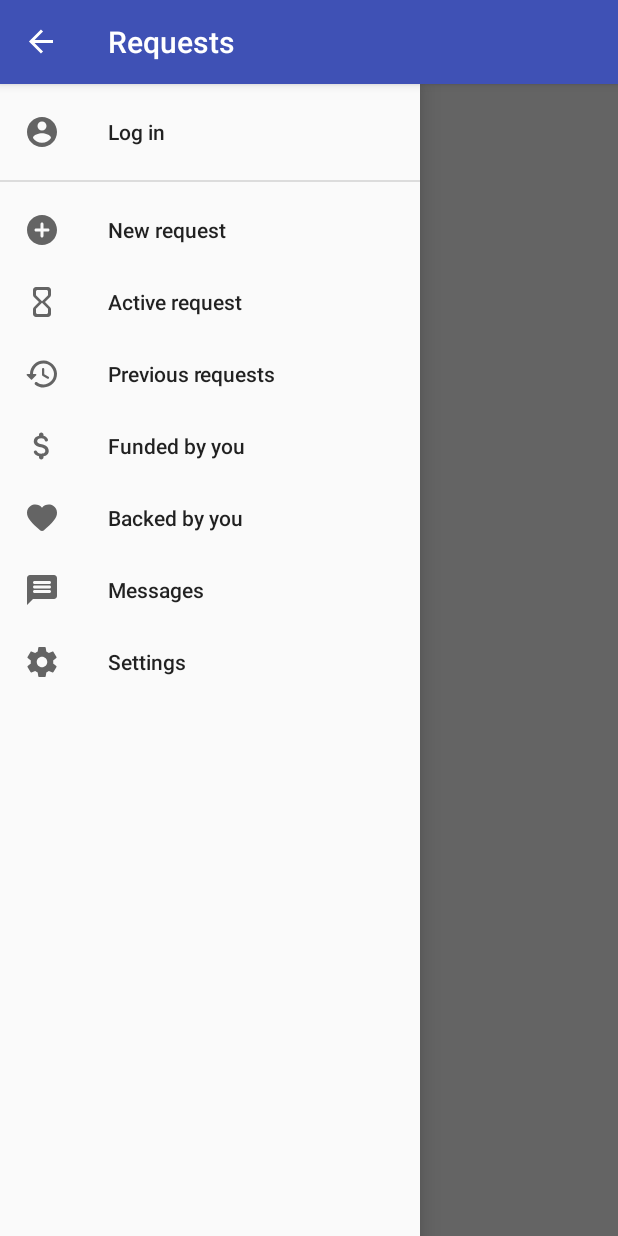
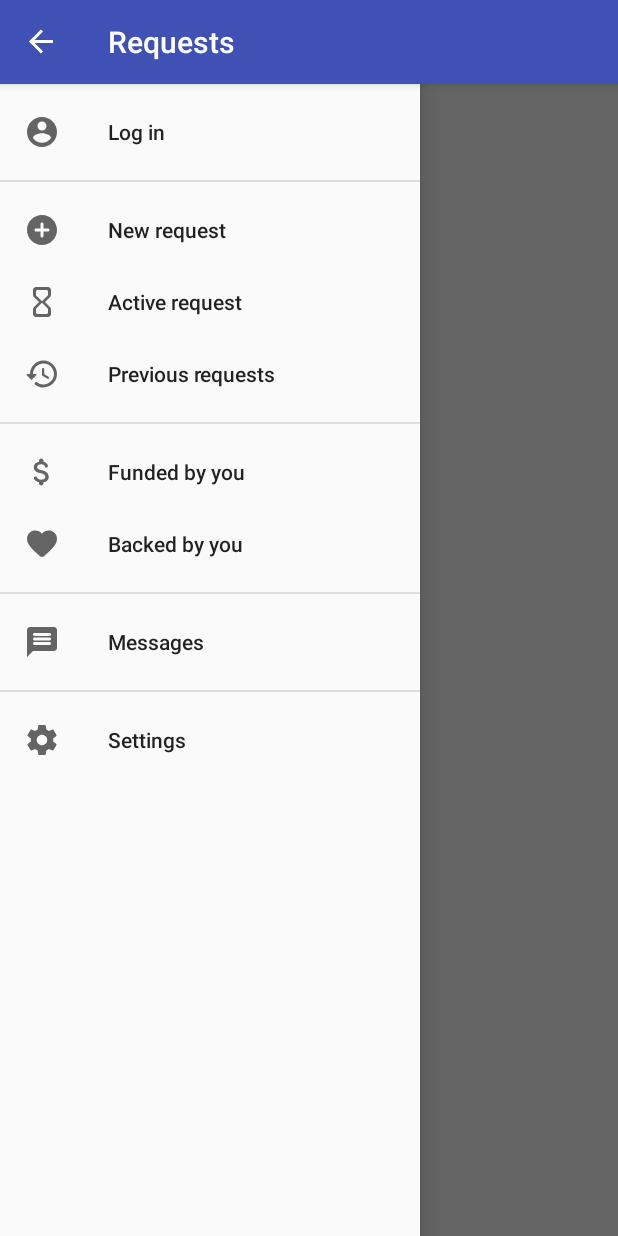
Before and after one commit to nouman0320/SMD-SEEKERS, an Android app: the screen it shows after launch (MainActivity), with the side drawer open, on a phone screen of 412 x 824 dp. Run offline under Robolectric (Android 15) with nearby library versions, the phone set to English and light mode, and no system bars.

```diff
--- a/app/src/main/res/menu/navigation_menu.xml
+++ b/app/src/main/res/menu/navigation_menu.xml
@@ -7,7 +7,7 @@
             android:title="Log in"/>
     </group>
 
-
+    <group android:id="@+id/group_2">
         <item android:id="@+id/new_request"
             android:icon="@drawable/round_add_circle_24"
             android:title="New request"/>
@@ -19,7 +19,10 @@
         <item android:id="@+id/previous_requests"
             android:icon="@drawable/round_history_24"
             android:title="Previous requests"/>
+    </group>
 
+
+    <group android:id="@+id/group_3">
     <item android:id="@+id/funded_by"
         android:icon="@drawable/round_attach_money_24"
         android:title="Funded by you"/>
@@ -28,15 +31,23 @@
         android:icon="@drawable/round_favorite_24"
         android:title="Backed by you"/>
 
+    </group>
+
+    <group android:id="@+id/group_4">
+
     <item android:id="@+id/message"
         android:icon="@drawable/round_message_24"
         android:title="Messages"/>
 
+    </group>
+
+
+    <group android:id="@+id/group_5">
     <item android:id="@+id/settings"
         android:icon="@drawable/round_settings_24"
         android:title="Settings"
         />
-
+    </group>
 
 
 </menu>
```
Lines whose indentation alone changed are shown as unchanged.
